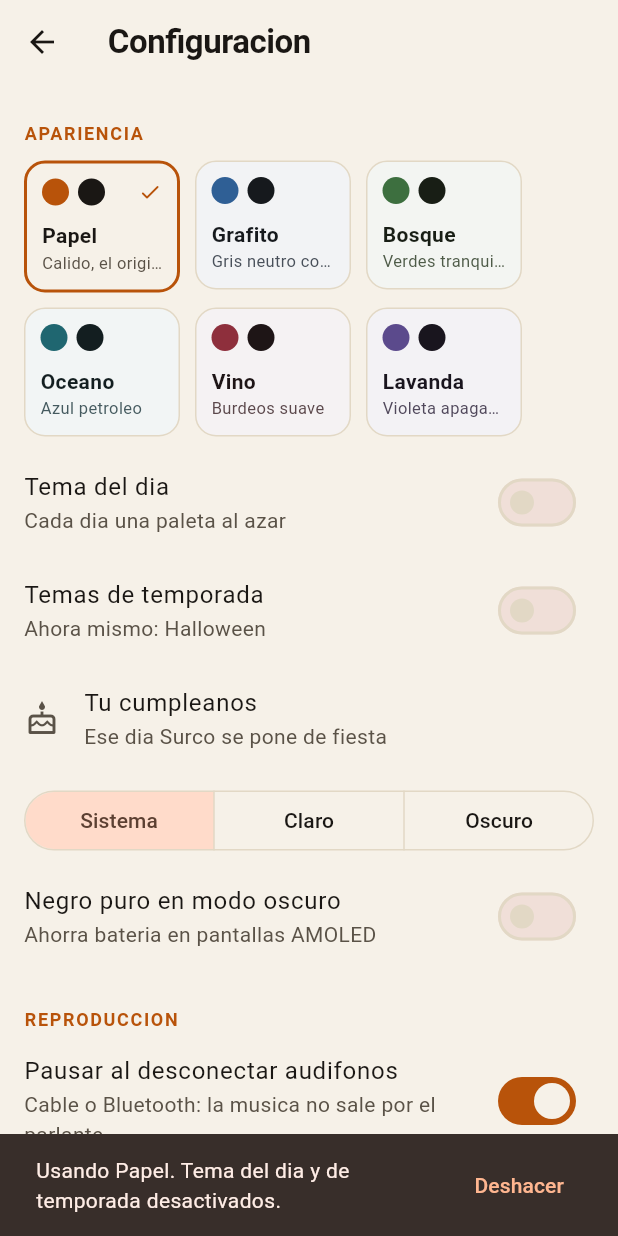
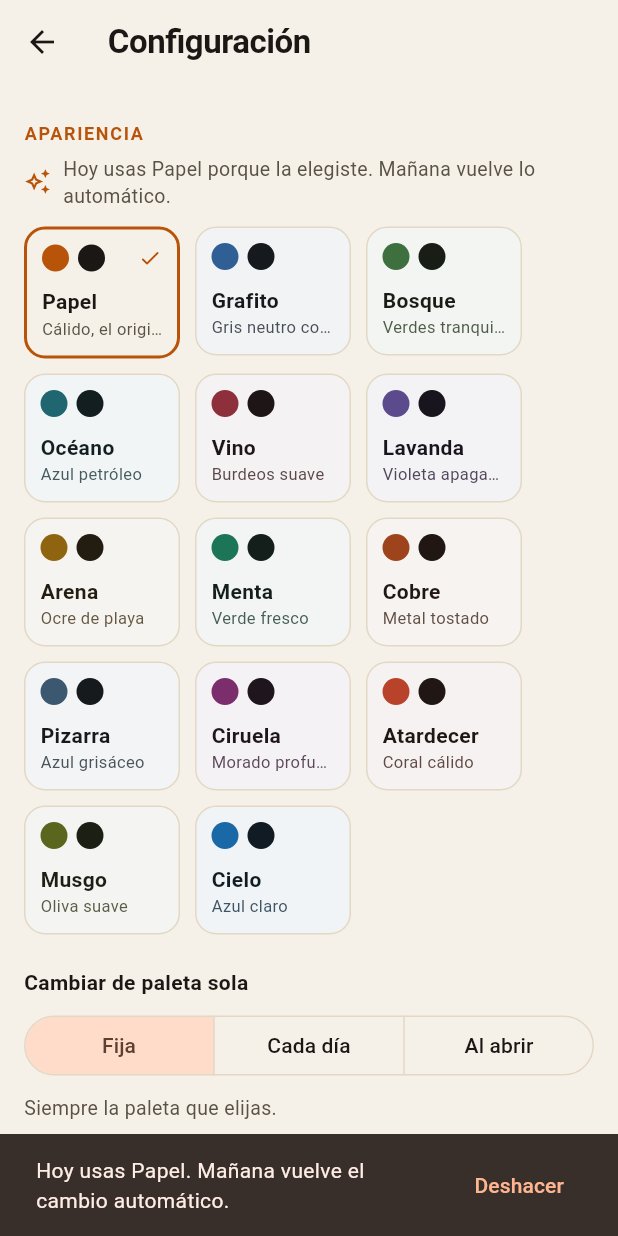
Before and after one commit to Mickaell22/surco, a Flutter app: the SettingsPage screen opened directly, after a tap on "Papel", on a phone screen of 412 x 824 dp. Run offline on Flutter 3.47's test engine with Material 3 defaults, Android fonts, the light colour scheme and no system bars; our stand-ins replace just_audio, just_audio_background, permission_handler; missing offline and left inert: audio_metadata_reader, audio_session.

Commit message:
feat(tema): 14 paletas, rotacion al abrir la app y eleccion manual solo por hoy
Con un modo automatico activo (temporada, cada dia o al abrir), tocar una paleta la aplica por hoy sin apagar lo automatico. El aviso con Deshacer ahora se cierra solo (persist: false). Migra el bool dailyTheme de la 1.1 al nuevo modo de rotacion.

```diff
--- a/lib/settings.dart
+++ b/lib/settings.dart
@@ -6,25 +6,43 @@ import 'package:flutter/material.dart';
 import 'package:path_provider/path_provider.dart';
 
 enum Palette {
-  papel('Papel', 'Calido, el original'),
+  papel('Papel', 'Cálido, el original'),
   grafito('Grafito', 'Gris neutro con azul'),
   bosque('Bosque', 'Verdes tranquilos'),
-  oceano('Oceano', 'Azul petroleo'),
+  oceano('Océano', 'Azul petróleo'),
   vino('Vino', 'Burdeos suave'),
   lavanda('Lavanda', 'Violeta apagado'),
+  arena('Arena', 'Ocre de playa'),
+  menta('Menta', 'Verde fresco'),
+  cobre('Cobre', 'Metal tostado'),
+  pizarra('Pizarra', 'Azul grisáceo'),
+  ciruela('Ciruela', 'Morado profundo'),
+  atardecer('Atardecer', 'Coral cálido'),
+  musgo('Musgo', 'Oliva suave'),
+  cielo('Cielo', 'Azul claro'),
   // De temporada: se aplican solas en sus fechas (ver seasonFor).
   halloween('Halloween', 'Calabaza y noche', seasonal: true),
-  muertos('Dia de Muertos', 'Cempasuchil y papel picado', seasonal: true),
+  muertos('Día de Muertos', 'Cempasúchil y papel picado', seasonal: true),
   navidad('Navidad', 'Rojo y pino', seasonal: true),
-  anioNuevo('Ano Nuevo', 'Medianoche y dorado', seasonal: true),
-  sanValentin('San Valentin', 'Rosa suave', seasonal: true),
-  cumple('Cumpleanos', 'Vela y confeti', seasonal: true);
+  anioNuevo('Año Nuevo', 'Medianoche y dorado', seasonal: true),
+  sanValentin('San Valentín', 'Rosa suave', seasonal: true),
+  cumple('Cumpleaños', 'Vela y confeti', seasonal: true);
 
   const Palette(this.label, this.hint, {this.seasonal = false});
   final String label, hint;
   final bool seasonal;
 
   static List<Palette> get regular => values.where((p) => !p.seasonal).toList();
+}
+
+/// Cómo cambia la paleta sola.
+enum ThemeRotation {
+  fixed('Fija'),
+  daily('Cada día'),
+  launch('Al abrir');
+
+  const ThemeRotation(this.label);
+  final String label;
 }
 
 /// Temporada activa en la fecha [d], o null fuera de temporada.
@@ -38,10 +56,10 @@ Palette? seasonFor(DateTime d) {
   return null;
 }
 
-/// Paleta "al azar" del dia: estable durante el dia y nunca igual a la de ayer.
-/// Cada dia avanza un salto aleatorio de 1..n-1 posiciones desde la de ayer.
-// ponytail: recorre los dias desde 2026-01-01 (unos cientos de iteraciones por
-// ano, despreciable). Si molestara, cachear el resultado por fecha.
+/// Paleta "al azar" del día: estable durante el día y nunca igual a la de ayer.
+/// Cada día avanza un salto aleatorio de 1..n-1 posiciones desde la de ayer.
+// ponytail: recorre los días desde 2026-01-01 (unos cientos de iteraciones por
+// año, despreciable). Si molestara, cachear el resultado por fecha.
 Palette dailyPalette(DateTime d) {
   final pool = Palette.regular;
   final days = DateTime.utc(d.year, d.month, d.day).difference(DateTime.utc(2026)).inDays;
@@ -52,20 +70,28 @@ Palette dailyPalette(DateTime d) {
   return pool[idx];
 }
 
+/// Paleta al azar para esta apertura, distinta a la de la apertura anterior.
+Palette launchPaletteAfter(Palette? last, [Random? rnd]) {
+  final pool = Palette.regular.where((p) => p != last).toList();
+  return pool[(rnd ?? Random()).nextInt(pool.length)];
+}
+
+String _dayKey(DateTime d) => '${d.year}-${d.month}-${d.day}';
+
 enum LibraryScope {
-  music('Solo Music y Download', 'Mas rapido'),
-  all('Todo el telefono', 'Encuentra audio en cualquier carpeta');
+  music('Solo Music y Download', 'Más rápido'),
+  all('Todo el teléfono', 'Encuentra audio en cualquier carpeta');
 
   const LibraryScope(this.label, this.hint);
   final String label, hint;
 }
 
 enum SongSort {
-  title('Titulo'),
+  title('Título'),
   artist('Artista'),
   added('Agregadas recientemente'),
-  plays('Mas escuchadas'),
-  duration('Duracion');
+  plays('Más escuchadas'),
+  duration('Duración');
 
   const SongSort(this.label);
   final String label;
@@ -77,9 +103,10 @@ class Settings extends ChangeNotifier {
   Palette palette = Palette.papel;
   ThemeMode mode = ThemeMode.system;
   bool pureBlack = false;
-  bool dailyTheme = false;
+  ThemeRotation rotation = ThemeRotation.fixed;
   bool seasonalThemes = true;
-  /// Cumpleanos del usuario (mes y dia); null si no lo configuro.
+  bool decorations = true;
+  /// Cumpleaños del usuario (mes y día); null si no lo configuró.
   int? birthdayMonth, birthdayDay;
   bool pauseOnUnplug = true;
   bool resumeSession = true;
@@ -88,60 +115,115 @@ class Settings extends ChangeNotifier {
   LibraryScope scope = LibraryScope.music;
   SongSort sort = SongSort.title;
 
+  /// Paleta elegida a mano "solo por hoy" mientras manda algo automático.
+  Palette? overridePalette;
+  String? overrideDay;
+
+  /// Sorteada en cada apertura (modo "Al abrir"); se recuerda para no repetir.
+  Palette launchPalette = Palette.papel;
+
   File? _file;
 
-  /// Paleta en uso: la de temporada si toca, si no la del dia o la elegida.
-  // ponytail: se evalua al construir el tema; si la app queda abierta pasada la
-  // medianoche cambia en la proxima reconstruccion, no exactamente a las 00:00.
+  /// Paleta en uso.
+  // ponytail: se evalúa al construir el tema; si la app queda abierta pasada la
+  // medianoche cambia en la próxima reconstrucción, no exactamente a las 00:00.
   Palette get activePalette => paletteFor(DateTime.now());
 
   bool isBirthday(DateTime d) => d.month == birthdayMonth && d.day == birthdayDay;
 
-  Palette paletteFor(DateTime d) {
+  /// Paleta automática que manda (temporada o rotación), o null si manda la elegida.
+  Palette? autoPaletteFor(DateTime d) {
     if (seasonalThemes && isBirthday(d)) return Palette.cumple;
     final season = seasonalThemes ? seasonFor(d) : null;
     if (season != null) return season;
-    return dailyTheme ? dailyPalette(d) : palette;
+    return switch (rotation) {
+      ThemeRotation.fixed => null,
+      ThemeRotation.daily => dailyPalette(d),
+      ThemeRotation.launch => launchPalette,
+    };
   }
+
+  /// Prioridad: elección manual de hoy > cumpleaños/temporada > rotación > fija.
+  Palette paletteFor(DateTime d) {
+    if (overrideDay == _dayKey(d) && overridePalette != null) return overridePalette!;
+    return autoPaletteFor(d) ?? palette;
+  }
+
+  bool get hasOverrideToday => overrideDay == _dayKey(DateTime.now()) && overridePalette != null;
+
+  /// Tocar una paleta. Si manda algo automático vale solo por hoy (mañana vuelve
+  /// lo automático); si no, queda como paleta fija. Devuelve true si fue por hoy.
+  bool choosePalette(Palette p) {
+    final now = DateTime.now();
+    final auto = autoPaletteFor(now) != null;
+    update((x) {
+      x.palette = p;
+      x.overridePalette = auto ? p : null;
+      x.overrideDay = auto ? _dayKey(now) : null;
+    });
+    return auto;
+  }
+
+  void clearOverride() => update((x) {
+        x.overridePalette = null;
+        x.overrideDay = null;
+      });
 
   Future<void> load() async {
     _file = File('${(await getApplicationSupportDirectory()).path}/settings.json');
-    if (!await _file!.exists()) return;
+    Palette? lastLaunch;
+    if (await _file!.exists()) {
       try {
         final j = jsonDecode(await _file!.readAsString()) as Map<String, dynamic>;
-      palette = Palette.values.asNameMap()[j['palette']] ?? palette;
+        final p = Palette.values.asNameMap();
+        palette = p[j['palette']] ?? palette;
         mode = ThemeMode.values.asNameMap()[j['mode']] ?? mode;
         scope = LibraryScope.values.asNameMap()[j['scope']] ?? scope;
         sort = SongSort.values.asNameMap()[j['sort']] ?? sort;
+        // Migración: la 1.1 guardaba un bool dailyTheme.
+        rotation = ThemeRotation.values.asNameMap()[j['rotation']] ??
+            (j['dailyTheme'] == true ? ThemeRotation.daily : ThemeRotation.fixed);
         pureBlack = j['pureBlack'] ?? pureBlack;
-      dailyTheme = j['dailyTheme'] ?? dailyTheme;
         seasonalThemes = j['seasonalThemes'] ?? seasonalThemes;
+        decorations = j['decorations'] ?? decorations;
         birthdayMonth = j['birthdayMonth'];
         birthdayDay = j['birthdayDay'];
+        overridePalette = p[j['overridePalette']];
+        overrideDay = j['overrideDay'];
+        lastLaunch = p[j['lastLaunch']];
         pauseOnUnplug = j['pauseOnUnplug'] ?? pauseOnUnplug;
         resumeSession = j['resumeSession'] ?? resumeSession;
         skipSilence = j['skipSilence'] ?? skipSilence;
         ignoreShort = j['ignoreShort'] ?? ignoreShort;
       } catch (_) {/* archivo corrupto: quedan los valores por defecto */}
     }
+    launchPalette = launchPaletteAfter(lastLaunch);
+    _save();
+  }
 
   void update(void Function(Settings s) change) {
     change(this);
     notifyListeners();
-    _file?.writeAsString(jsonEncode({
+    _save();
+  }
+
+  void _save() => _file?.writeAsString(jsonEncode({
         'palette': palette.name,
         'mode': mode.name,
         'scope': scope.name,
         'sort': sort.name,
+        'rotation': rotation.name,
         'pureBlack': pureBlack,
-      'dailyTheme': dailyTheme,
         'seasonalThemes': seasonalThemes,
+        'decorations': decorations,
         'birthdayMonth': birthdayMonth,
         'birthdayDay': birthdayDay,
+        'overridePalette': overridePalette?.name,
+        'overrideDay': overrideDay,
+        'lastLaunch': launchPalette.name,
         'pauseOnUnplug': pauseOnUnplug,
         'resumeSession': resumeSession,
         'skipSilence': skipSilence,
         'ignoreShort': ignoreShort,
       }));
 }
-}
--- a/lib/theme.dart
+++ b/lib/theme.dart
@@ -61,6 +61,14 @@ class Ledger extends ThemeExtension<Ledger> {
         Palette.oceano => (190.0, .16, const Color(0xFF1F6670), const Color(0xFF5FB3BA)),
         Palette.vino => (350.0, .12, const Color(0xFF8E2F3C), const Color(0xFFD9707E)),
         Palette.lavanda => (265.0, .12, const Color(0xFF5B4A8C), const Color(0xFFA996DC)),
+        Palette.arena => (38.0, .22, const Color(0xFF8F6410), const Color(0xFFE0B04F)),
+        Palette.menta => (160.0, .14, const Color(0xFF1B7556), const Color(0xFF5CC9A1)),
+        Palette.cobre => (20.0, .18, const Color(0xFF9E441C), const Color(0xFFE08A5E)),
+        Palette.pizarra => (205.0, .10, const Color(0xFF3B5870), const Color(0xFF8FB2CF)),
+        Palette.ciruela => (305.0, .12, const Color(0xFF7C2D6C), const Color(0xFFD48AC6)),
+        Palette.atardecer => (15.0, .18, const Color(0xFFB8432A), const Color(0xFFF08A6B)),
+        Palette.musgo => (75.0, .14, const Color(0xFF5A661D), const Color(0xFFB4C45C)),
+        Palette.cielo => (205.0, .24, const Color(0xFF1A68A6), const Color(0xFF6FB3EA)),
         Palette.halloween => (270.0, .14, const Color(0xFFC2560C), const Color(0xFFF28C38)),
         Palette.muertos => (28.0, .22, const Color(0xFFA3127F), const Color(0xFFE85CCF)),
         Palette.navidad => (145.0, .16, const Color(0xFFB0222F), const Color(0xFFE5585E)),
--- a/lib/ui/settings_page.dart
+++ b/lib/ui/settings_page.dart
@@ -14,39 +14,53 @@ class SettingsPage extends StatelessWidget {
   @override
   Widget build(BuildContext context) {
     final l = Ledger.of(context);
+    // La app dibuja de borde a borde: el final de la lista no debe quedar
+    // debajo de la barra de navegación de Android.
+    final bottom = MediaQuery.paddingOf(context).bottom;
     return Scaffold(
-      appBar: AppBar(title: const Text('Configuracion')),
+      appBar: AppBar(title: const Text('Configuración')),
       body: ListenableBuilder(
         listenable: settings,
-        builder: (context, _) => ListView(padding: const EdgeInsets.only(bottom: 32), children: [
+        builder: (context, _) => ListView(padding: EdgeInsets.only(bottom: 32 + bottom), children: [
           const _Section('Apariencia'),
-          if (settings.activePalette != settings.palette || settings.dailyTheme)
+          if (_autoNotice() case final notice?)
             Padding(
               padding: const EdgeInsets.fromLTRB(16, 0, 16, 8),
               child: Row(children: [
                 Icon(Icons.auto_awesome_outlined, size: 18, color: l.accent),
                 const SizedBox(width: 8),
-                Expanded(
-                  child: Text(
-                    'Ahora manda ${settings.activePalette.label}${settings.activePalette.seasonal ? ' (temporada)' : ' (tema del dia)'}. Toca una paleta para usarla siempre.',
-                    style: TextStyle(fontSize: 13, color: l.inkSoft),
-                  ),
-                ),
+                Expanded(child: Text(notice, style: TextStyle(fontSize: 13, height: 1.4, color: l.inkSoft))),
               ]),
             ),
           Padding(
             padding: const EdgeInsets.fromLTRB(16, 4, 16, 8),
             child: Wrap(spacing: 10, runSpacing: 10, children: [
-              for (final p in Palette.regular) _Swatch(p, selected: settings.palette == p && !settings.dailyTheme),
+              for (final p in Palette.regular) _Swatch(p, selected: settings.activePalette == p),
             ]),
           ),
-          _Toggle(
-            'Tema del dia',
-            settings.dailyTheme
-                ? 'Hoy toco ${dailyPalette(DateTime.now()).label}. Manana sale otra al azar'
-                : 'Cada dia una paleta al azar',
-            settings.dailyTheme,
-            (v) => settings.update((x) => x.dailyTheme = v),
+          const _Label('Cambiar de paleta sola'),
+          Padding(
+            padding: const EdgeInsets.fromLTRB(16, 0, 16, 4),
+            child: SegmentedButton<ThemeRotation>(
+              showSelectedIcon: false,
+              segments: [for (final r in ThemeRotation.values) ButtonSegment(value: r, label: Text(r.label))],
+              selected: {settings.rotation},
+              onSelectionChanged: (s) => settings.update((x) => x
+                ..rotation = s.first
+                ..overridePalette = null
+                ..overrideDay = null),
+            ),
+          ),
+          Padding(
+            padding: const EdgeInsets.fromLTRB(16, 4, 16, 8),
+            child: Text(
+              switch (settings.rotation) {
+                ThemeRotation.fixed => 'Siempre la paleta que elijas.',
+                ThemeRotation.daily => 'Una paleta al azar cada día; hoy tocó ${dailyPalette(DateTime.now()).label}.',
+                ThemeRotation.launch => 'Una paleta al azar cada vez que abres Surco, nunca la misma seguida.',
+              },
+              style: TextStyle(fontSize: 13, color: l.inkSoft),
+            ),
           ),
           _Toggle(
             'Temas de temporada',
@@ -54,19 +68,26 @@ class SettingsPage extends StatelessWidget {
             settings.seasonalThemes,
             (v) => settings.update((x) => x.seasonalThemes = v),
           ),
+          if (settings.seasonalThemes)
+            _Toggle(
+              'Decoraciones de temporada',
+              'Arañas, luces, papel picado, confeti... quedan quietas si tu teléfono reduce animaciones',
+              settings.decorations,
+              (v) => settings.update((x) => x.decorations = v),
+            ),
           ListTile(
             leading: Icon(Icons.cake_outlined, color: l.inkSoft),
-            title: Text('Tu cumpleanos', style: TextStyle(color: l.ink)),
+            title: Text('Tu cumpleaños', style: TextStyle(color: l.ink)),
             subtitle: Text(
               settings.birthdayMonth == null
-                  ? 'Ese dia Surco se pone de fiesta'
+                  ? 'Ese día Surco se pone de fiesta'
                   : '${settings.birthdayDay} de ${_months[settings.birthdayMonth! - 1]}',
               style: TextStyle(color: l.inkSoft),
             ),
             trailing: settings.birthdayMonth == null
                 ? null
                 : IconButton(
-                    tooltip: 'Quitar cumpleanos',
+                    tooltip: 'Quitar cumpleaños',
                     icon: Icon(Icons.close_rounded, color: l.muted),
                     onPressed: () => settings.update((x) => x
                       ..birthdayMonth = null
@@ -76,7 +97,7 @@ class SettingsPage extends StatelessWidget {
               final now = DateTime.now();
               final d = await showDatePicker(
                 context: context,
-                helpText: 'Elige tu cumpleanos (el ano no importa)',
+                helpText: 'Elige tu cumpleaños (el año no importa)',
                 firstDate: DateTime(now.year),
                 lastDate: DateTime(now.year, 12, 31),
                 initialDate: settings.birthdayMonth == null
@@ -90,8 +111,9 @@ class SettingsPage extends StatelessWidget {
               }
             },
           ),
+          const _Label('Modo'),
           Padding(
-            padding: const EdgeInsets.fromLTRB(16, 8, 16, 4),
+            padding: const EdgeInsets.fromLTRB(16, 0, 16, 4),
             child: SegmentedButton<ThemeMode>(
               showSelectedIcon: false,
               segments: const [
@@ -105,26 +127,26 @@ class SettingsPage extends StatelessWidget {
           ),
           _Toggle(
             'Negro puro en modo oscuro',
-            'Ahorra bateria en pantallas AMOLED',
+            'Ahorra batería en pantallas AMOLED',
             settings.pureBlack,
             (v) => settings.update((x) => x.pureBlack = v),
           ),
-          const _Section('Reproduccion'),
+          const _Section('Reproducción'),
           _Toggle(
-            'Pausar al desconectar audifonos',
-            'Cable o Bluetooth: la musica no sale por el parlante',
+            'Pausar al desconectar audífonos',
+            'Cable o Bluetooth: la música no sale por el parlante',
             settings.pauseOnUnplug,
             (v) => settings.update((x) => x.pauseOnUnplug = v),
           ),
           _Toggle(
-            'Retomar donde lo deje',
-            'Al abrir la app vuelve la ultima cola y posicion',
+            'Retomar donde lo dejé',
+            'Al abrir la app vuelven la última cola y la posición',
             settings.resumeSession,
             (v) => settings.update((x) => x.resumeSession = v),
           ),
           _Toggle(
             'Saltar silencios',
-            'Recorta los silencios largos al inicio y final',
+            'Recorta los silencios largos al inicio y al final',
             settings.skipSilence,
             (v) => settings.update((x) => x.skipSilence = v),
           ),
@@ -159,17 +181,17 @@ class SettingsPage extends StatelessWidget {
             title: Text('Volver a escanear ahora', style: TextStyle(color: l.ink)),
             onTap: library.scan,
           ),
-          const _Section('Estadisticas'),
+          const _Section('Estadísticas'),
           ListTile(
             leading: Icon(Icons.delete_outline_rounded, color: l.inkSoft),
             title: Text('Borrar historial de escuchas', style: TextStyle(color: l.ink)),
-            subtitle: Text('${stats.events.length} escuchas guardadas en este telefono', style: TextStyle(color: l.inkSoft)),
+            subtitle: Text('${stats.events.length} escuchas guardadas en este teléfono', style: TextStyle(color: l.inkSoft)),
             onTap: () async {
               final ok = await showDialog<bool>(
                 context: context,
                 builder: (d) => AlertDialog(
                   title: const Text('Borrar historial'),
-                  content: const Text('Se pierden las estadisticas y las listas automaticas. No se puede deshacer.'),
+                  content: const Text('Se pierden las estadísticas y las listas automáticas. No se puede deshacer.'),
                   actions: [
                     TextButton(onPressed: () => Navigator.pop(d, false), child: const Text('Cancelar')),
                     TextButton(onPressed: () => Navigator.pop(d, true), child: const Text('Borrar')),
@@ -188,7 +210,9 @@ class SettingsPage extends StatelessWidget {
               Expanded(
                 child: Column(crossAxisAlignment: CrossAxisAlignment.start, children: [
                   Text('Surco $appVersion', style: TextStyle(fontSize: 16, fontWeight: FontWeight.w700, color: l.ink)),
-                  Text('Tu musica, sin cuentas ni anuncios. $repoUrl', style: TextStyle(fontSize: 13, color: l.inkSoft)),
+                  const SizedBox(height: 2),
+                  Text('Tu música, sin cuentas ni anuncios.', style: TextStyle(fontSize: 13, color: l.inkSoft)),
+                  Text(repoUrl, style: TextStyle(fontSize: 13, color: l.muted)),
                 ]),
               ),
             ]),
@@ -202,12 +226,23 @@ class SettingsPage extends StatelessWidget {
 const _months = ['enero', 'febrero', 'marzo', 'abril', 'mayo', 'junio', 'julio', 'agosto',
     'septiembre', 'octubre', 'noviembre', 'diciembre'];
 
+/// Explica qué tema está mandando cuando no es la paleta elegida.
+String? _autoNotice() {
+  final active = settings.activePalette;
+  if (settings.hasOverrideToday) {
+    return 'Hoy usas ${active.label} porque la elegiste. Mañana vuelve lo automático.';
+  }
+  if (settings.autoPaletteFor(DateTime.now()) == null) return null;
+  final why = active.seasonal ? 'temporada' : 'cambio automático';
+  return 'Ahora manda ${active.label} ($why). Toca una paleta para usarla hoy.';
+}
+
 String _seasonHint() {
   final now = DateTime.now();
-  if (settings.seasonalThemes && settings.isBirthday(now)) return 'Hoy es tu cumpleanos: modo fiesta';
+  if (settings.isBirthday(now)) return 'Hoy es tu cumpleaños: modo fiesta';
   final s = seasonFor(now);
   return s == null
-      ? 'Halloween, Dia de Muertos, Navidad, Ano Nuevo y San Valentin se aplican solos'
+      ? 'Halloween, Navidad, Carnaval y más se aplican solos en sus fechas'
       : 'Ahora mismo: ${s.label}';
 }
 
@@ -219,6 +254,16 @@ class _Section extends StatelessWidget {
         padding: const EdgeInsets.fromLTRB(16, 24, 16, 6),
         child: Text(text.toUpperCase(),
             style: TextStyle(fontSize: 12, fontWeight: FontWeight.w700, letterSpacing: 1.1, color: Ledger.of(context).accent)),
+      );
+}
+
+class _Label extends StatelessWidget {
+  const _Label(this.text);
+  final String text;
+  @override
+  Widget build(BuildContext context) => Padding(
+        padding: const EdgeInsets.fromLTRB(16, 14, 16, 8),
+        child: Text(text, style: TextStyle(fontSize: 14, fontWeight: FontWeight.w600, color: Ledger.of(context).ink)),
       );
 }
 
@@ -255,27 +300,21 @@ class _Swatch extends StatelessWidget {
     return Semantics(
       selected: selected,
       button: true,
-      label: 'Tema ${p.label}',
+      label: 'Paleta ${p.label}',
       child: InkWell(
         onTap: () {
-          // Elegir una paleta es decir "quiero esta": apaga lo automatico para
-          // que no parezca que el toque no hizo nada.
-          final overridden = settings.activePalette != settings.palette || settings.dailyTheme;
-          settings.update((x) => x
-            ..palette = p
-            ..dailyTheme = false
-            ..seasonalThemes = false);
-          if (overridden) {
-            ScaffoldMessenger.of(context)
-              ..hideCurrentSnackBar()
-              ..showSnackBar(SnackBar(
-                content: Text('Usando ${p.label}. Tema del dia y de temporada desactivados.'),
-                action: SnackBarAction(
-                  label: 'Deshacer',
-                  onPressed: () => settings.update((x) => x.seasonalThemes = true),
-                ),
-              ));
-          }
+          final justToday = settings.choosePalette(p);
+          ScaffoldMessenger.of(context)
+            ..hideCurrentSnackBar()
+            ..showSnackBar(SnackBar(
+              // Con acción, Flutter deja el aviso fijo por defecto: se fuerza a irse solo.
+              persist: false,
+              duration: const Duration(seconds: 4),
+              content: Text(justToday
+                  ? 'Hoy usas ${p.label}. Mañana vuelve el cambio automático.'
+                  : 'Paleta ${p.label} aplicada.'),
+              action: justToday ? SnackBarAction(label: 'Deshacer', onPressed: settings.clearOverride) : null,
+            ));
         },
         borderRadius: BorderRadius.circular(14),
         child: Container(
```
Also changed, not shown: 1 other file. Lines whose indentation alone changed are shown as unchanged.
